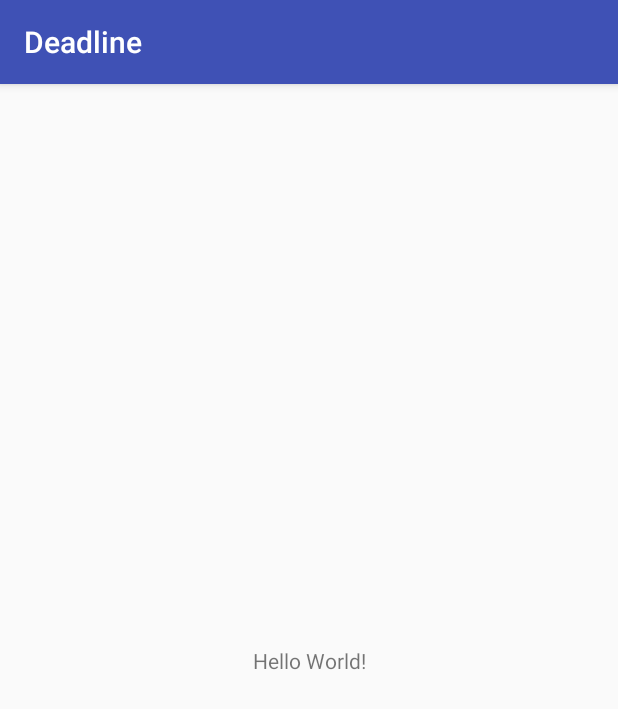
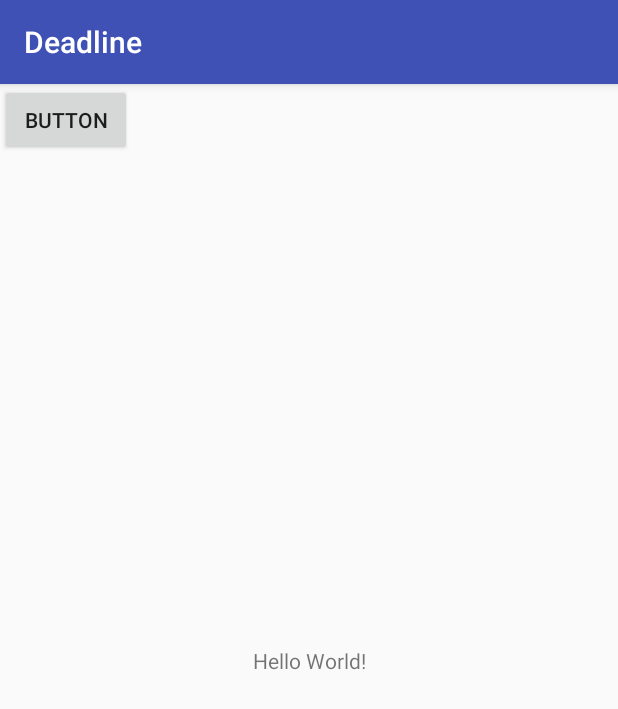
Before and after one commit to Lammasvauva/Deadline, an Android app: the screen it shows after launch (MainActivity), on a phone screen of 412 x 824 dp. Shown: the top 709 px of the screen. Run offline under Robolectric (Android 15) with nearby library versions, the phone set to English and light mode, and no system bars.

Commit message:
Made a button

```diff
--- a/app/src/main/res/layout/activity_main.xml
+++ b/app/src/main/res/layout/activity_main.xml
@@ -15,4 +15,12 @@
         app:layout_constraintRight_toRightOf="parent"
         app:layout_constraintTop_toTopOf="parent" />
 
+    <Button
+        android:id="@+id/button2"
+        android:layout_width="wrap_content"
+        android:layout_height="wrap_content"
+        android:text="Button"
+        tools:layout_editor_absoluteX="147dp"
+        tools:layout_editor_absoluteY="65dp" />
+
 </android.support.constraint.ConstraintLayout>
```
Also changed, not shown: 2 other files.
